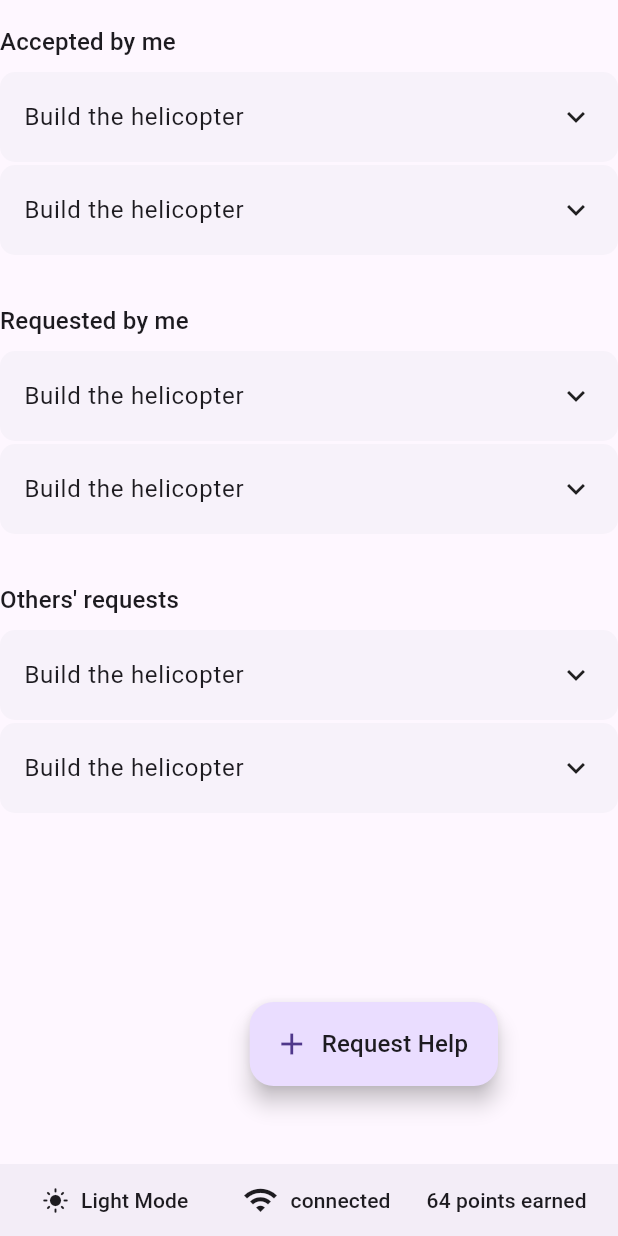
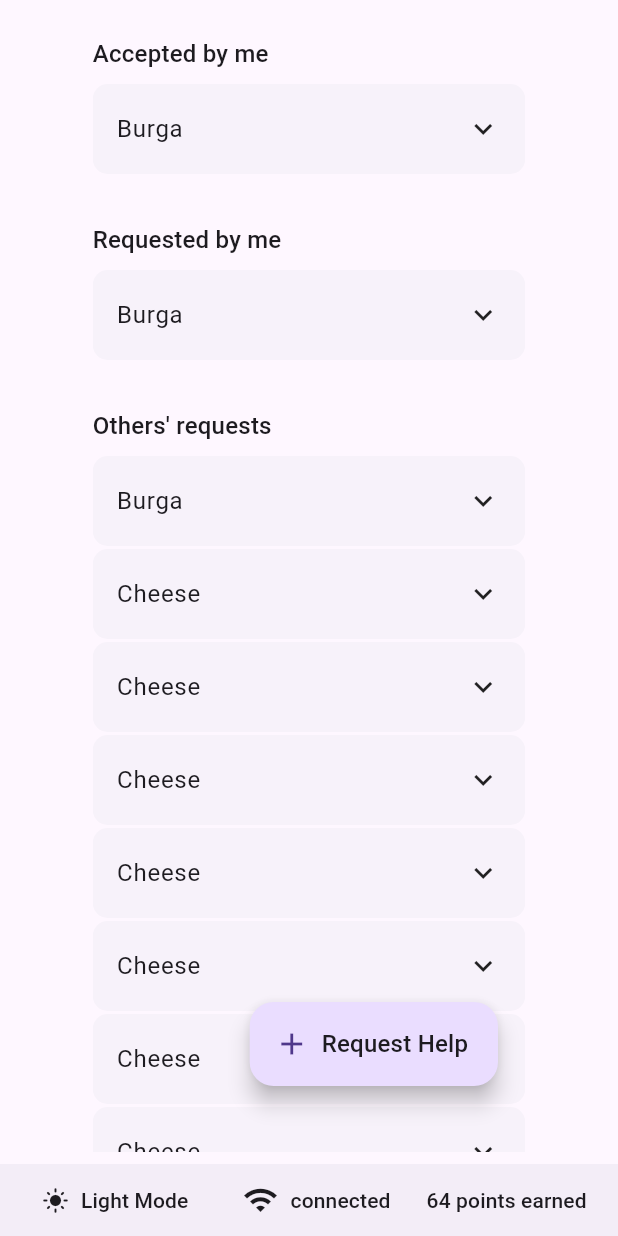
Before and after one commit to priyahegde01/ReachOut, a Flutter app: the screen it shows after launch, on a phone screen of 412 x 824 dp. Run offline on Flutter 3.47's test engine with Material 3 defaults, Android fonts, the phone set to English and light mode, and no system bars; our stand-ins replace go_router, material_ui.

Commit message:
Made it possible to scroll through the requests
The request board has now been made into a set of slivers. This allows
the program to display requests in a scrollable view, as opposed to having to show
all requests in a single column (which we cannot scroll in!).
Additionally, temporary types for a request have been made.

```diff
--- a/Client/reachout_client/lib/Pages/main_page.dart
+++ b/Client/reachout_client/lib/Pages/main_page.dart
@@ -1,6 +1,20 @@
 import 'package:material_ui/material_ui.dart';
 import 'package:reachout_client/Pages/components/misc.dart';
 import 'package:reachout_client/Pages/components/text.dart';
+
+enum RequestType {
+  acceptedByMe,
+  requestedByMe,
+  requestedByOther
+}
+
+class DummyRequest {
+  const new({required this.title, required this.description, required this.type, this.accepted = false});
+  final String title;
+  final String description;
+  final RequestType type;
+  final bool accepted;
+}
 
 class MainPage extends StatelessWidget {
   const new({super.key});
@@ -19,6 +33,16 @@ class MainPageStructure extends StatelessWidget {
   Widget build(BuildContext context) {
     return Stack(
       children: [
+        Padding(
+          padding: .directional(top: DefaultSpacing.large),
+          child: Column(
+            spacing: DefaultSpacing.small,
+            children: [
+              Expanded(child: RequestBoard()),
+              Align(alignment: .bottomCenter, child: MainPageStatusBar()),
+            ],
+          ),
+        ),
         Positioned(
           // These are arbitrarily chosen coordinates.
           right: 80,
@@ -28,11 +52,6 @@ class MainPageStructure extends StatelessWidget {
             label: TitleText("Request Help", size: .medium),
             icon: Icon(Icons.add),
           ),
-        ),
-        Align(alignment: .bottomCenter, child: MainPageStatusBar()),
-        Padding(
-          padding: const EdgeInsets.only(top: DefaultSpacing.medium),
-          child: Center(child: RequestBoard()),
         ),
       ],
     );
@@ -90,47 +109,71 @@ class StatusIndicator extends StatelessWidget {
 
 /// Contains the accepted, requested, and requested by others lists.
 class RequestBoard extends StatelessWidget {
-  const new({super.key});
+  new({super.key});
+  // TODO: remove this and provide it through a bloc or cubit.
+  final List<DummyRequest> requests = [
+    DummyRequest(title: "Burga", description: "This a burga", type: .acceptedByMe),
+    DummyRequest(title: "Burga", description: "This a burga", type: .requestedByMe),
+    DummyRequest(title: "Burga", description: "This a burga", type: .requestedByOther),
+    DummyRequest(title: "Cheese", description: "The moon is made out of it.", type: .requestedByOther),
+    DummyRequest(title: "Cheese", description: "The moon is made out of it.", type: .requestedByOther),
+    DummyRequest(title: "Cheese", description: "The moon is made out of it.", type: .requestedByOther),
+    DummyRequest(title: "Cheese", description: "The moon is made out of it.", type: .requestedByOther),
+    DummyRequest(title: "Cheese", description: "The moon is made out of it.", type: .requestedByOther),
+    DummyRequest(title: "Cheese", description: "The moon is made out of it.", type: .requestedByOther),
+    DummyRequest(title: "Cheese", description: "The moon is made out of it.", type: .requestedByOther),
+    DummyRequest(title: "Cheese", description: "The moon is made out of it.", type: .requestedByOther),
+    DummyRequest(title: "Cheese", description: "The moon is made out of it.", type: .requestedByOther),
+    DummyRequest(title: "Cheese", description: "The moon is made out of it.", type: .requestedByOther),
+    DummyRequest(title: "Cheese", description: "The moon is made out of it.", type: .requestedByOther),
+    DummyRequest(title: "Cheese", description: "The moon is made out of it.", type: .requestedByOther),
+    DummyRequest(title: "Cheese", description: "The moon is made out of it.", type: .requestedByOther),
+    DummyRequest(title: "Cheese", description: "The moon is made out of it.", type: .requestedByOther),
+    DummyRequest(title: "Cheese", description: "The moon is made out of it.", type: .requestedByOther),
+    DummyRequest(title: "Cheese", description: "The moon is made out of it.", type: .requestedByOther),
+    DummyRequest(title: "Cheese", description: "The moon is made out of it.", type: .requestedByOther),
+
+  ];
 
   @override
   Widget build(BuildContext context) {
-    // TODO: make this into a sliver.
-    return Column(
-      spacing: DefaultSpacing.extraLarge,
-      children: [
-        RequestBoardSection(title: "Accepted by me"),
-        RequestBoardSection(title: "Requested by me"),
-        RequestBoardSection(title: "Others' requests"),
-      ],
+    return FractionallySizedBox(
+      widthFactor: 0.7,
+      child: CustomScrollView(
+        //spacing: DefaultSpacing.extraLarge,
+        slivers: [
+          RequestBoardSection(title: "Accepted by me", requests: requests.where((request) => request.type == .acceptedByMe).toList()),
+          RequestBoardSection(title: "Requested by me", requests: requests.where((request) => request.type == .requestedByMe).toList()),
+          RequestBoardSection(title: "Others' requests", requests: requests.where((request) => request.type == .requestedByOther).toList()),
+        ],
+      ),
     );
   }
 }
 
 class RequestBoardSection extends StatelessWidget {
-  const new({super.key, required this.title});
+  const new({super.key, required this.title, required this.requests});
   final String title;
+  final List<DummyRequest> requests;
 
   @override
   Widget build(BuildContext context) {
-    return Column(
-      crossAxisAlignment: .start,
-      spacing: DefaultSpacing.small,
-      children: [
-        TitleText(title, size: .medium),
-        Column(
-          spacing: DefaultSpacing.xxs,
-          children: [
-            RequestListTile(
-              title: "Build the helicopter",
-              description: "Just build it.",
-            ),
-            RequestListTile(
-              title: "Build the helicopter",
-              description: "Just build it.",
-            ),
-          ],
-        ),
-      ],
+
+    return SliverPadding(
+      padding: .only(bottom: DefaultSpacing.extraLarge),
+      sliver: SliverList.separated(
+        // + 1 since we must account for the title as well.
+        itemCount: requests.length + 1,
+        itemBuilder: (context, index) {
+          if (index == 0) return TitleText(title, size: .medium);
+
+          final request = requests[index - 1];
+          return RequestListTile(title: request.title, description: request.description);
+        },
+        separatorBuilder: (context, index) {
+          return index == 0 ? const SizedBox(height: DefaultSpacing.small) : const SizedBox(height: DefaultSpacing.xxs);
+        },
+      ),
     );
   }
 }
```
